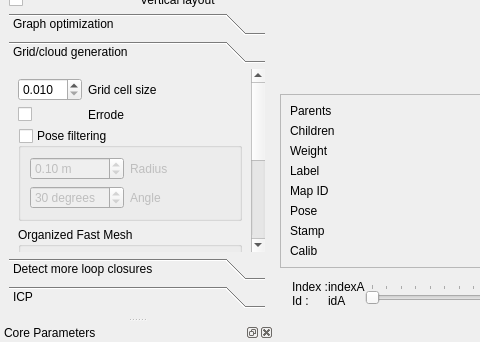
This is guilib/src/ui/DatabaseViewer.ui in introlab/rtabmap as Qt 5 draws it before an edit; both pictures show x 0 to 480 and y 515 to 857 of the 1285 by 857 pixel window. The edited form follows.
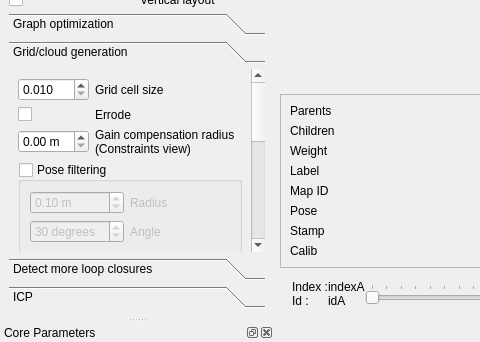
This is the edited form. Custom widgets are drawn as their Qt base class.

Commit message: Added GainCompensator class. GUI/3D Rendering: added texturing option.

Patch:
```diff
--- a/guilib/src/ui/DatabaseViewer.ui
+++ b/guilib/src/ui/DatabaseViewer.ui
@@ -1125,9 +1125,9 @@
         <property name="geometry">
          <rect>
           <x>0</x>
-          <y>-225</y>
+          <y>-32</y>
           <width>280</width>
-          <height>465</height>
+          <height>584</height>
          </rect>
         </property>
         <attribute name="label">
@@ -1170,6 +1170,38 @@
              </property>
             </widget>
            </item>
+           <item row="2" column="1">
+            <widget class="QLabel" name="label_51">
+             <property name="text">
+              <string>Gain compensation radius (Constraints view)</string>
+             </property>
+             <property name="wordWrap">
+              <bool>true</bool>
+             </property>
+            </widget>
+           </item>
+           <item row="2" column="0">
+            <widget class="QDoubleSpinBox" name="doubleSpinBox_gainCompensationRadius">
+             <property name="suffix">
+              <string> m</string>
+             </property>
+             <property name="decimals">
+              <number>2</number>
+             </property>
+             <property name="minimum">
+              <double>0.000000000000000</double>
+             </property>
+             <property name="maximum">
+              <double>10.000000000000000</double>
+             </property>
+             <property name="singleStep">
+              <double>0.010000000000000</double>
+             </property>
+             <property name="value">
+              <double>0.000000000000000</double>
+             </property>
+            </widget>
+           </item>
           </layout>
          </item>
          <item>
```
Left out of the diff: 10 changed lines with no effect on the pictures. The commit also changes 17 other files.
